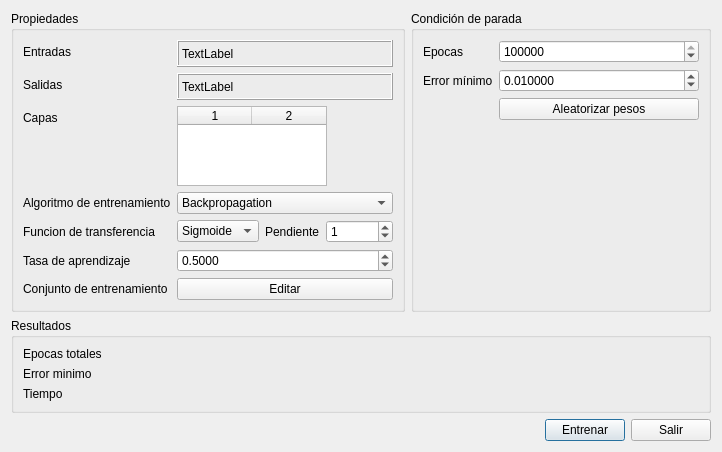
The window that mlptrainingdialog.ui (varpercl/INSYDE) describes before a commit, drawn with Qt 5.
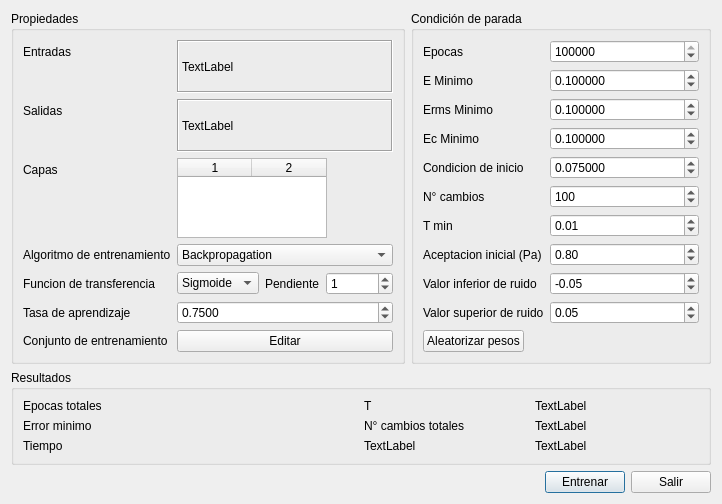
The same window after the commit.

Patch:
```diff
--- a/mlptrainingdialog.ui
+++ b/mlptrainingdialog.ui
@@ -41,21 +41,21 @@
             </property>
            </widget>
           </item>
-          <item row="2" column="0">
+          <item row="3" column="0">
            <widget class="QLabel" name="label_3">
             <property name="text">
              <string>Capas</string>
             </property>
            </widget>
           </item>
-          <item row="3" column="0">
+          <item row="4" column="0">
            <widget class="QLabel" name="label_6">
             <property name="text">
              <string>Algoritmo de entrenamiento</string>
             </property>
            </widget>
           </item>
-          <item row="3" column="1">
+          <item row="4" column="1">
            <widget class="QComboBox" name="cbTrainingAlgorithm">
             <item>
              <property name="text">
@@ -64,14 +64,14 @@
             </item>
            </widget>
           </item>
-          <item row="4" column="0">
+          <item row="5" column="0">
            <widget class="QLabel" name="label_7">
             <property name="text">
              <string>Funcion de transferencia</string>
             </property>
            </widget>
           </item>
-          <item row="4" column="1">
+          <item row="5" column="1">
            <layout class="QHBoxLayout" name="horizontalLayout_2">
             <item>
              <widget class="QComboBox" name="cbTrasnferFunction">
@@ -106,14 +106,14 @@
             </item>
            </layout>
           </item>
-          <item row="5" column="0">
+          <item row="6" column="0">
            <widget class="QLabel" name="label_5">
             <property name="text">
              <string>Tasa de aprendizaje</string>
             </property>
            </widget>
           </item>
-          <item row="5" column="1">
+          <item row="6" column="1">
            <widget class="QDoubleSpinBox" name="sbLearningRate">
             <property name="decimals">
              <number>4</number>
@@ -125,69 +125,25 @@
              <double>0.010000000000000</double>
             </property>
             <property name="value">
-             <double>0.500000000000000</double>
+             <double>0.750000000000000</double>
             </property>
            </widget>
           </item>
-          <item row="6" column="0">
+          <item row="7" column="0">
            <widget class="QLabel" name="label_9">
             <property name="text">
              <string>Conjunto de entrenamiento</string>
             </property>
            </widget>
           </item>
-          <item row="6" column="1">
+          <item row="7" column="1">
            <widget class="QPushButton" name="btnEditTrainingSet">
             <property name="text">
              <string>Editar</string>
             </property>
            </widget>
           </item>
-          <item row="0" column="1">
-           <widget class="QFrame" name="frame">
-            <property name="frameShape">
-             <enum>QFrame::Box</enum>
-            </property>
-            <property name="frameShadow">
-             <enum>QFrame::Raised</enum>
-            </property>
-            <layout class="QVBoxLayout" name="verticalLayout_5">
-             <property name="margin">
-              <number>3</number>
-             </property>
-             <item>
-              <widget class="QLabel" name="lblInputs">
-               <property name="text">
-                <string>TextLabel</string>
-               </property>
-              </widget>
-             </item>
-            </layout>
-           </widget>
-          </item>
-          <item row="1" column="1">
-           <widget class="QFrame" name="frame_2">
-            <property name="frameShape">
-             <enum>QFrame::Box</enum>
-            </property>
-            <property name="frameShadow">
-             <enum>QFrame::Raised</enum>
-            </property>
-            <layout class="QVBoxLayout" name="verticalLayout_6">
-             <property name="margin">
-              <number>3</number>
-             </property>
-             <item>
-              <widget class="QLabel" name="lblOutputs">
-               <property name="text">
-                <string>TextLabel</string>
-               </property>
-              </widget>
-             </item>
-            </layout>
-           </widget>
-          </item>
-          <item row="2" column="1">
+          <item row="3" column="1">
            <widget class="QTableWidget" name="tblLayers">
             <property name="maximumSize">
              <size>
@@ -232,6 +188,32 @@
             <column/>
            </widget>
           </item>
+          <item row="0" column="1">
+           <widget class="QLabel" name="lblInputs">
+            <property name="frameShape">
+             <enum>QFrame::Box</enum>
+            </property>
+            <property name="frameShadow">
+             <enum>QFrame::Sunken</enum>
+            </property>
+            <property name="text">
+             <string>TextLabel</string>
+            </property>
+           </widget>
+          </item>
+          <item row="1" column="1">
+           <widget class="QLabel" name="lblOutputs">
+            <property name="frameShape">
+             <enum>QFrame::Box</enum>
+            </property>
+            <property name="frameShadow">
+             <enum>QFrame::Sunken</enum>
+            </property>
+            <property name="text">
+             <string>TextLabel</string>
+            </property>
+           </widget>
+          </item>
          </layout>
         </item>
        </layout>
@@ -277,7 +259,7 @@
           <item row="1" column="0">
            <widget class="QLabel" name="label_11">
             <property name="text">
-             <string>Error mínimo</string>
+             <string>E Minimo</string>
             </property>
            </widget>
           </item>
@@ -293,11 +275,18 @@
              <double>0.010000000000000</double>
             </property>
             <property name="value">
-             <double>0.010000000000000</double>
+             <double>0.100000000000000</double>
             </property>
            </widget>
           </item>
-          <item row="2" column="1">
+          <item row="2" column="0">
+           <widget class="QLabel" name="label_4">
+            <property name="text">
+             <string>Erms Minimo</string>
+            </property>
+           </widget>
+          </item>
+          <item row="11" column="0">
            <widget class="QPushButton" name="btnRandomize">
             <property name="minimumSize">
              <size>
@@ -310,6 +299,165 @@
             </property>
            </widget>
           </item>
+          <item row="2" column="1">
+           <widget class="QDoubleSpinBox" name="sbMinRMSError">
+            <property name="decimals">
+             <number>6</number>
+            </property>
+            <property name="maximum">
+             <double>999.899999999999977</double>
+            </property>
+            <property name="singleStep">
+             <double>0.010000000000000</double>
+            </property>
+            <property name="value">
+             <double>0.100000000000000</double>
+            </property>
+           </widget>
+          </item>
+          <item row="3" column="0">
+           <widget class="QLabel" name="label_13">
+            <property name="text">
+             <string>Ec Minimo</string>
+            </property>
+           </widget>
+          </item>
+          <item row="3" column="1">
+           <widget class="QDoubleSpinBox" name="sbMinErrorClasification">
+            <property name="decimals">
+             <number>6</number>
+            </property>
+            <property name="maximum">
+             <double>99990000.000000000000000</double>
+            </property>
+            <property name="singleStep">
+             <double>0.010000000000000</double>
+            </property>
+            <property name="value">
+             <double>0.100000000000000</double>
+            </property>
+           </widget>
+          </item>
+          <item row="6" column="0">
+           <widget class="QLabel" name="label_15">
+            <property name="text">
+             <string>T min</string>
+            </property>
+           </widget>
+          </item>
+          <item row="8" column="0">
+           <widget class="QLabel" name="label_18">
+            <property name="text">
+             <string>Aceptacion inicial (Pa)</string>
+            </property>
+           </widget>
+          </item>
+          <item row="9" column="0">
+           <widget class="QLabel" name="label_19">
+            <property name="text">
+             <string>Valor inferior de ruido</string>
+            </property>
+           </widget>
+          </item>
+          <item row="10" column="0">
+           <widget class="QLabel" name="label_20">
+            <property name="text">
+             <string>Valor superior de ruido</string>
+            </property>
+           </widget>
+          </item>
+          <item row="4" column="0">
+           <widget class="QLabel" name="label_17">
+            <property name="text">
+             <string>Condicion de inicio</string>
+            </property>
+           </widget>
+          </item>
+          <item row="4" column="1">
+           <widget class="QDoubleSpinBox" name="sbStartCondition">
+            <property name="decimals">
+             <number>6</number>
+            </property>
+            <property name="singleStep">
+             <double>0.010000000000000</double>
+            </property>
+            <property name="value">
+             <double>0.075000000000000</double>
+            </property>
+           </widget>
+          </item>
+          <item row="6" column="1">
+           <widget class="QDoubleSpinBox" name="sbMinTemperature">
+            <property name="singleStep">
+             <double>0.010000000000000</double>
+            </property>
+            <property name="value">
+             <double>0.010000000000000</double>
+            </property>
+           </widget>
+          </item>
+          <item row="8" column="1">
+           <widget class="QDoubleSpinBox" name="sbInitialAcceptance">
+            <property name="singleStep">
+             <double>0.080000000000000</double>
+            </property>
+            <property name="value">
+             <double>0.800000000000000</double>
+            </property>
+           </widget>
+          </item>
+          <item row="9" column="1">
+           <widget class="QDoubleSpinBox" name="sbMinNoise">
+            <property name="minimum">
+             <double>-9999.000000000000000</double>
+            </property>
+            <property name="maximum">
+             <double>9999.000000000000000</double>
+            </property>
+            <property name="singleStep">
+             <double>0.010000000000000</double>
+            </property>
+            <property name="value">
+             <double>-0.050000000000000</double>
+            </property>
+           </widget>
+          </item>
+          <item row="10" column="1">
+           <widget class="QDoubleSpinBox" name="sbMaxNoise">
+            <property name="minimum">
+             <double>-9999.000000000000000</double>
+            </property>
+            <property name="maximum">
+             <double>9999.000000000000000</double>
+            </property>
+            <property name="singleStep">
+             <double>0.010000000000000</double>
+            </property>
+            <property name="value">
+             <double>0.050000000000000</double>
+            </property>
+           </widget>
+          </item>
+          <item row="5" column="0">
+           <widget class="QLabel" name="label_21">
+            <property name="text">
+             <string>N° cambios</string>
+            </property>
+           </widget>
+          </item>
+          <item row="5" column="1">
+           <widget class="QSpinBox" name="sbNChanges">
+            <property name="minimum">
+             <number>0</number>
+            </property>
+            <property name="maximum">
+             <number>999999</number>
+            </property>
+            <property name="value">
+             <number>100</number>
+            </property>
+           </widget>
+          </item>
          </layout>
         </item>
        </layout>
@@ -324,10 +472,7 @@
      </property>
      <layout class="QVBoxLayout" name="verticalLayout_3">
       <item>
-       <layout class="QFormLayout" name="formLayout_3">
-        <property name="fieldGrowthPolicy">
-         <enum>QFormLayout::AllNonFixedFieldsGrow</enum>
-        </property>
+       <layout class="QGridLayout" name="gridLayout">
         <item row="0" column="0">
          <widget class="QLabel" name="label_12">
           <property name="text">
@@ -342,20 +487,6 @@
           </property>
          </widget>
         </item>
-        <item row="1" column="0">
-         <widget class="QLabel" name="label_14">
-          <property name="text">
-           <string>Error minimo</string>
-          </property>
-         </widget>
-        </item>
-        <item row="1" column="1">
-         <widget class="QLabel" name="lblMinError">
-          <property name="text">
-           <string/>
-          </property>
-         </widget>
-        </item>
         <item row="2" column="0">
          <widget class="QLabel" name="label_16">
           <property name="text">
@@ -370,6 +501,62 @@
           </property>
          </widget>
         </item>
+        <item row="1" column="0">
+         <widget class="QLabel" name="label_14">
+          <property name="text">
+           <string>Error minimo</string>
+          </property>
+         </widget>
+        </item>
+        <item row="1" column="1">
+         <widget class="QLabel" name="lblMinError">
+          <property name="text">
+           <string/>
+          </property>
+         </widget>
+        </item>
+        <item row="0" column="2">
+         <widget class="QLabel" name="label_22">
+          <property name="text">
+           <string>T</string>
+          </property>
+         </widget>
+        </item>
+        <item row="1" column="2">
+         <widget class="QLabel" name="label_23">
+          <property name="text">
+           <string>N° cambios totales</string>
+          </property>
+         </widget>
+        </item>
+        <item row="2" column="2">
+         <widget class="QLabel" name="label_24">
+          <property name="text">
+           <string>TextLabel</string>
+          </property>
+         </widget>
+        </item>
+        <item row="0" column="3">
+         <widget class="QLabel" name="label_25">
+          <property name="text">
+           <string>TextLabel</string>
+          </property>
+         </widget>
+        </item>
+        <item row="1" column="3">
+         <widget class="QLabel" name="label_26">
+          <property name="text">
+           <string>TextLabel</string>
+          </property>
+         </widget>
+        </item>
+        <item row="2" column="3">
+         <widget class="QLabel" name="label_27">
+          <property name="text">
+           <string>TextLabel</string>
+          </property>
+         </widget>
+        </item>
        </layout>
       </item>
      </layout>
```
Left out of the diff: 7 changed lines with no effect on the pictures.
